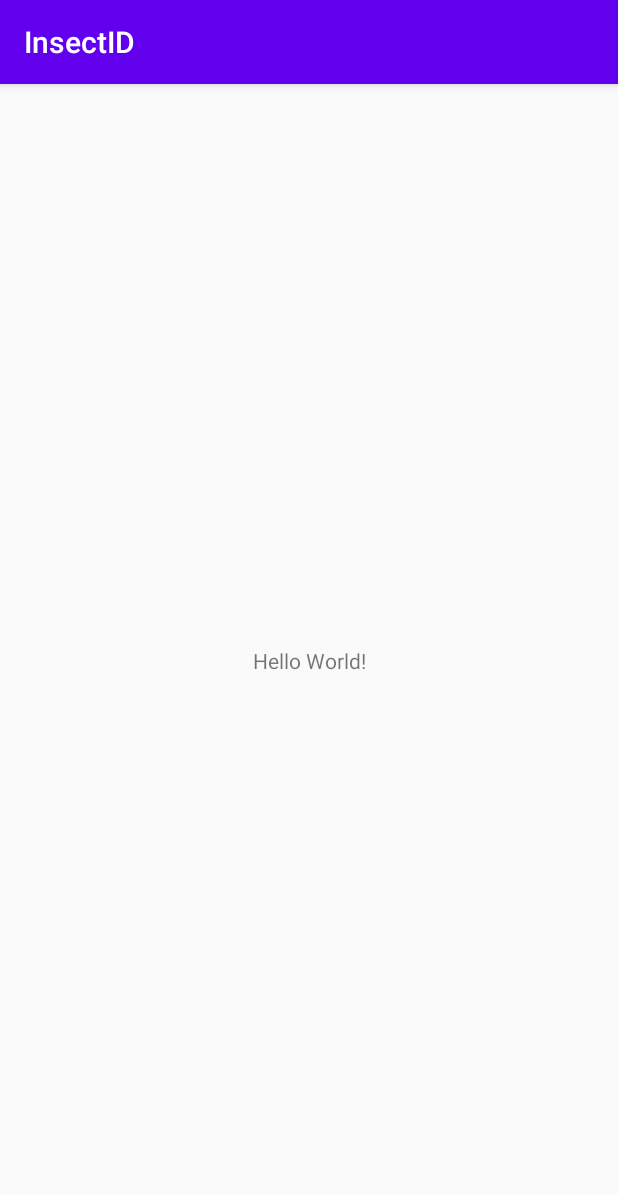
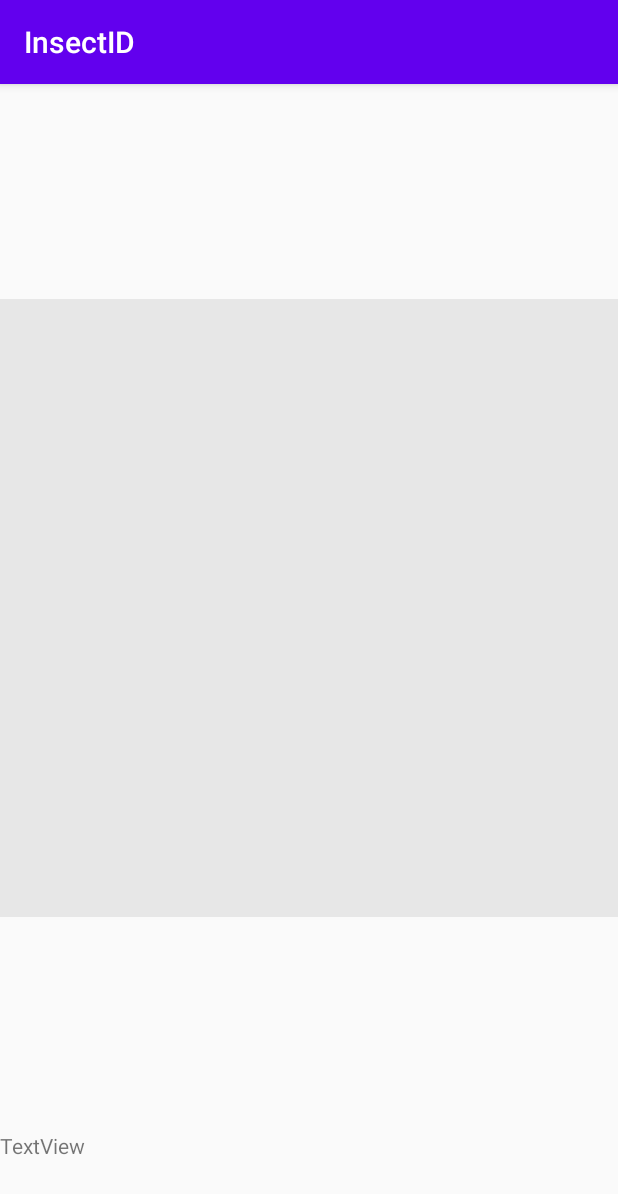
Before and after one commit to oops-creator/InsectID_MIniProject, an Android app: the screen it shows after launch (MainActivity), on a phone screen of 412 x 824 dp. Shown: the top 1194 px of the screen. Run offline under Robolectric (Android 15) with nearby library versions, the phone set to English and light mode, and no system bars.

Commit message:
Add image picker

```diff
--- a/app/src/main/res/layout/activity_main.xml
+++ b/app/src/main/res/layout/activity_main.xml
@@ -1,18 +1,25 @@
 <?xml version="1.0" encoding="utf-8"?>
-<androidx.constraintlayout.widget.ConstraintLayout xmlns:android="http://schemas.android.com/apk/res/android"
+<LinearLayout xmlns:android="http://schemas.android.com/apk/res/android"
     xmlns:app="http://schemas.android.com/apk/res-auto"
     xmlns:tools="http://schemas.android.com/tools"
     android:layout_width="match_parent"
     android:layout_height="match_parent"
-    tools:context=".MainActivity">
+    tools:context=".MainActivity"
+    android:orientation="vertical">
+
+    <ImageView
+        android:id="@+id/insect_image"
+        android:layout_width="match_parent"
+        android:layout_height="wrap_content"
+        android:layout_weight="14"
+        app:srcCompat="@android:drawable/divider_horizontal_bright" />
 
     <TextView
-        android:layout_width="wrap_content"
-        android:layout_height="wrap_content"
-        android:text="Hello World!"
-        app:layout_constraintBottom_toBottomOf="parent"
-        app:layout_constraintLeft_toLeftOf="parent"
-        app:layout_constraintRight_toRightOf="parent"
-        app:layout_constraintTop_toTopOf="parent" />
+        android:id="@+id/this_insect"
+        android:layout_width="match_parent"
+        android:layout_height="20dp"
+        android:layout_weight="1"
+        android:text="TextView" />
 
-</androidx.constraintlayout.widget.ConstraintLayout>
+
+</LinearLayout>
```
Also changed, not shown: app/src/main/java/com/farms/insectid/MainActivity.kt (+40 -1 lines).
